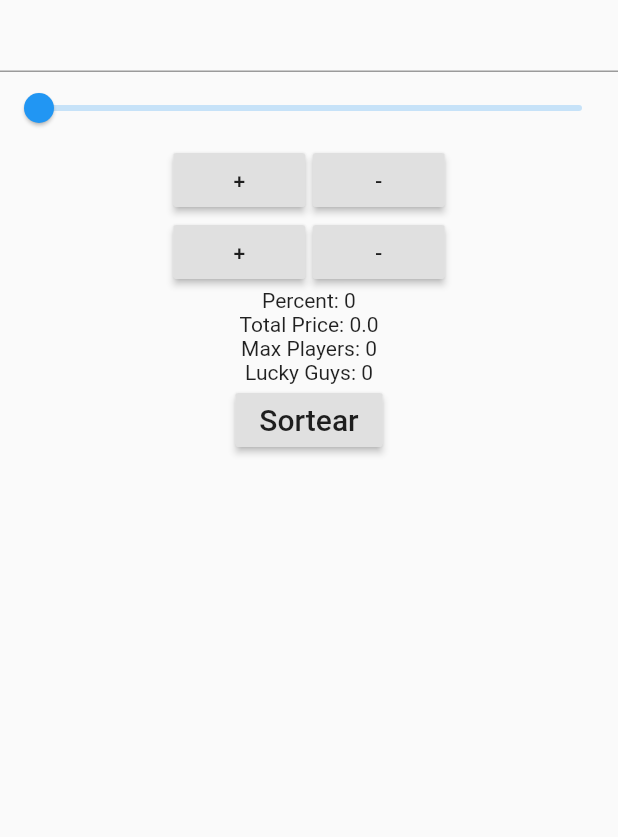
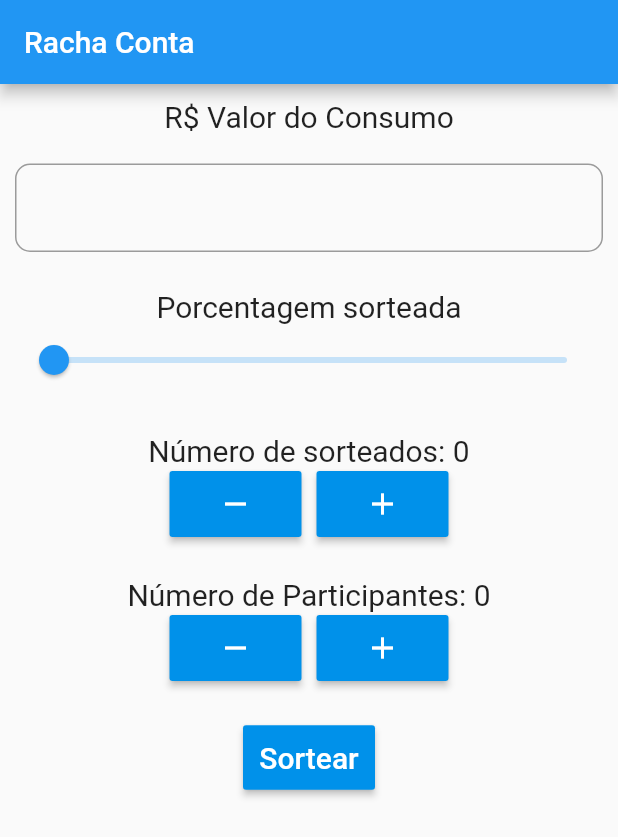
Before and after one commit to rafaelfl/flutter-ecp-ufma, a Flutter app: the screen it shows after launch, on a phone screen of 412 x 824 dp. Shown: the top 837 px of the screen. Run offline on Flutter 3.47's test engine with Material 2 defaults, Android fonts, the phone set to English and light mode, and no system bars.

Commit message:
Projeto estilizado e finalizado

```diff
--- a/rachaconta/lib/views/home.dart
+++ b/rachaconta/lib/views/home.dart
@@ -10,13 +10,38 @@ class _State extends State<HomeView> {
   int _luckyGuys = 0;
   double _totalPrice = 0.0;
   int _percent = 0;
+  Color hexToColor(String code) {
+    return new Color(int.parse(code.substring(1, 7), radix: 16) + 0xFF000000);
+  }
 
   @override
   Widget build(BuildContext context) {
-    return Scaffold(
-        body: Center(
+    return MaterialApp(
+        debugShowCheckedModeBanner: false,
+        home: Scaffold(
+            resizeToAvoidBottomPadding: false,
+            appBar: AppBar(
+              title: const Text('Racha Conta'),
+            ),
+            body: Padding(
+                padding: const EdgeInsets.all(10.0),
                 child: Column(children: [
+                  Text("R\$ Valor do Consumo",
+                      style: new TextStyle(fontSize: 20.0)),
+                  Padding(padding: EdgeInsets.only(top: 20)),
                   TextField(
+                    textAlign: TextAlign.center,
+                    decoration: new InputDecoration(
+                      border: new OutlineInputBorder(
+                        borderRadius: const BorderRadius.all(
+                          const Radius.circular(10.0),
+                        ),
+                        borderSide: new BorderSide(
+                          color: Colors.black,
+                          width: 1.0,
+                        ),
+                      ),
+                    ),
                     keyboardType: TextInputType.number,
                     onChanged: (value) async {
                       setState(() {
@@ -24,6 +49,9 @@ class _State extends State<HomeView> {
                       });
                     },
                   ),
+                  Padding(padding: EdgeInsets.only(top: 25)),
+                  Text("Porcentagem sorteada",
+                      style: new TextStyle(fontSize: 20.0)),
                   Slider(
                     min: 0.0,
                     max: 100.0,
@@ -36,59 +64,96 @@ class _State extends State<HomeView> {
                     },
                     value: _percent.toDouble(),
                   ),
+                  Padding(padding: EdgeInsets.only(top: 25)),
+                  Text("Número de sorteados: $_luckyGuys",
+                      style: new TextStyle(fontSize: 20.0)),
                   Center(
                     child: Row(
                       mainAxisAlignment: MainAxisAlignment.center,
                       children: <Widget>[
                         RaisedButton(
-              child: Text("+"),
+                          color: Color(0xff0091EA),
+                          splashColor: Colors.grey,
+                          padding: EdgeInsets.fromLTRB(10, 10, 10, 10),
+                          child: Icon(
+                            Icons.remove,
+                            color: Colors.white,
+                            size: 24.0,
+                          ),
+                          onPressed: () {
+                            setState(() {
+                              _luckyGuys--;
+                            });
+                          },
+                        ),
+                        SizedBox(
+                          width: 10,
+                        ),
+                        RaisedButton(
+                          color: Color(0xff0091EA),
+                          splashColor: Colors.grey,
+                          padding: EdgeInsets.fromLTRB(10, 10, 10, 10),
+                          child: Icon(
+                            Icons.add,
+                            color: Colors.white,
+                            size: 24.0,
+                          ),
                           onPressed: () {
                             setState(() {
                               _luckyGuys++;
                             });
                           },
                         ),
-            SizedBox(width: 5),
+                      ],
+                    ),
+                  ),
+                  Padding(padding: EdgeInsets.only(top: 25)),
+                  Text("Número de Participantes: $_maxPlayers",
+                      style: new TextStyle(fontSize: 20.0)),
+                  Center(
+                    child: Row(
+                      mainAxisAlignment: MainAxisAlignment.center,
+                      children: <Widget>[
                         RaisedButton(
-              child: Text("-"),
+                          color: Color(0xff0091EA),
+                          splashColor: Colors.grey,
+                          padding: EdgeInsets.fromLTRB(10, 10, 10, 10),
+                          child: Icon(
+                            Icons.remove,
+                            color: Colors.white,
+                            size: 24.0,
+                          ),
                           onPressed: () {
                             setState(() {
-                  _luckyGuys--;
+                              _maxPlayers--;
+                            });
+                          },
+                        ),
+                        SizedBox(width: 10),
+                        RaisedButton(
+                          color: Color(0xff0091EA),
+                          splashColor: Colors.grey,
+                          padding: EdgeInsets.fromLTRB(10, 10, 10, 10),
+                          child: Icon(
+                            Icons.add,
+                            color: Colors.white,
+                            size: 24.0,
+                          ),
+                          onPressed: () {
+                            setState(() {
+                              _maxPlayers++;
                             });
                           },
                         ),
                       ],
                     ),
                   ),
-      Center(
-        child: Row(
-          mainAxisAlignment: MainAxisAlignment.center,
-          children: <Widget>[
+                  Padding(padding: EdgeInsets.only(top: 25)),
                   RaisedButton(
-              child: Text("+"),
-              onPressed: () {
-                setState(() {
-                  _maxPlayers++;
-                });
-              },
-            ),
-            SizedBox(width: 5),
-            RaisedButton(
-              child: Text("-"),
-              onPressed: () {
-                setState(() {
-                  _maxPlayers--;
-                });
-              },
-            ),
-          ],
-        ),
-      ),
-      Text('Percent: $_percent'),
-      Text('Total Price: $_totalPrice'),
-      Text('Max Players: $_maxPlayers'),
-      Text('Lucky Guys: $_luckyGuys'),
-      RaisedButton(
+                      color: Color(0xff0091EA),
+                      splashColor: Colors.grey,
+                      padding: EdgeInsets.fromLTRB(10, 10, 10, 10),
+                      textColor: Colors.white,
                       onPressed: () {
                         // Criando o objeto que será enviado
                         Navigator.pushNamed(context, '/result', arguments: {
@@ -99,6 +164,6 @@ class _State extends State<HomeView> {
                         });
                       },
                       child: Text('Sortear', style: TextStyle(fontSize: 20))),
-    ])));
+                ]))));
   }
 }
--- a/rachaconta/lib/views/result.dart
+++ b/rachaconta/lib/views/result.dart
@@ -29,16 +29,17 @@ class ResultView extends StatelessWidget {
           appBar: AppBar(
             title: const Text('Resultado'),
           ),
-          body: Center(
+          body: Padding(
+              padding: const EdgeInsets.all(10.0),
               child: Column(
                 children: [
+                  Text("Direção da Mesa", style: new TextStyle(fontSize: 20.0)),
                   Container(
                     child: arguments["direction"] == 'Esquerda'
                         ? Image.asset('lib/assets/leftarrow.png',
-                        width: 150.0, height: 50.0)
+                            width: 200.0, height: 100.0)
                         : Image.asset('lib/assets/rightarrow.png',
-                        width: 150.0, height: 50.0),
-                color: Color(0xff4531B0),
+                            width: 200.0, height: 100.0),
                     padding: EdgeInsets.all(29),
                   ),
                   SizedBox(
@@ -49,21 +50,31 @@ class ResultView extends StatelessWidget {
                           itemBuilder: (BuildContext context, int index) {
                             return Container(
                               height: 50,
-                          color: Colors.amber[colorCodes[index]],
+                              color: Colors.blue[colorCodes[index]],
                               child: Center(
-                              child: Text('${result["choosens"][index]}')),
+                                  child: Text('${result["choosens"][index]}',
+                                      style: new TextStyle(
+                                          fontSize: 15, color: Colors.white))),
                             );
                           })),
+                  Padding(padding: EdgeInsets.only(top: 25)),
+                  Center(
+                      child: Row(
+                    mainAxisAlignment: MainAxisAlignment.spaceBetween,
+                    children: [
+                      Text("Sorteados: R\$",
+                          style: new TextStyle(fontSize: 20.0)),
+                      Text(result["whopay"][1].toString(),
+                          style: new TextStyle(fontSize: 20.0))
+                    ],
+                  )),
+                  Padding(padding: EdgeInsets.only(top: 25)),
                   Row(
+                    mainAxisAlignment: MainAxisAlignment.spaceBetween,
                     children: [
-                  Text("Sorteados: "),
-                  Text(result["whopay"][1].toString())
-                ],
-              ),
-              Row(
-                children: [
-                  Text("Resto: "),
-                  Text(result["whopay"][0].toString())
+                      Text("Resto: R\$ ", style: new TextStyle(fontSize: 20.0)),
+                      Text(result["whopay"][0].toString(),
+                          style: new TextStyle(fontSize: 20.0))
                     ],
                   )
                 ],
```
Also changed, not shown: rachaconta/flutter_01.png (added). Lines whose indentation alone changed are shown as unchanged.
